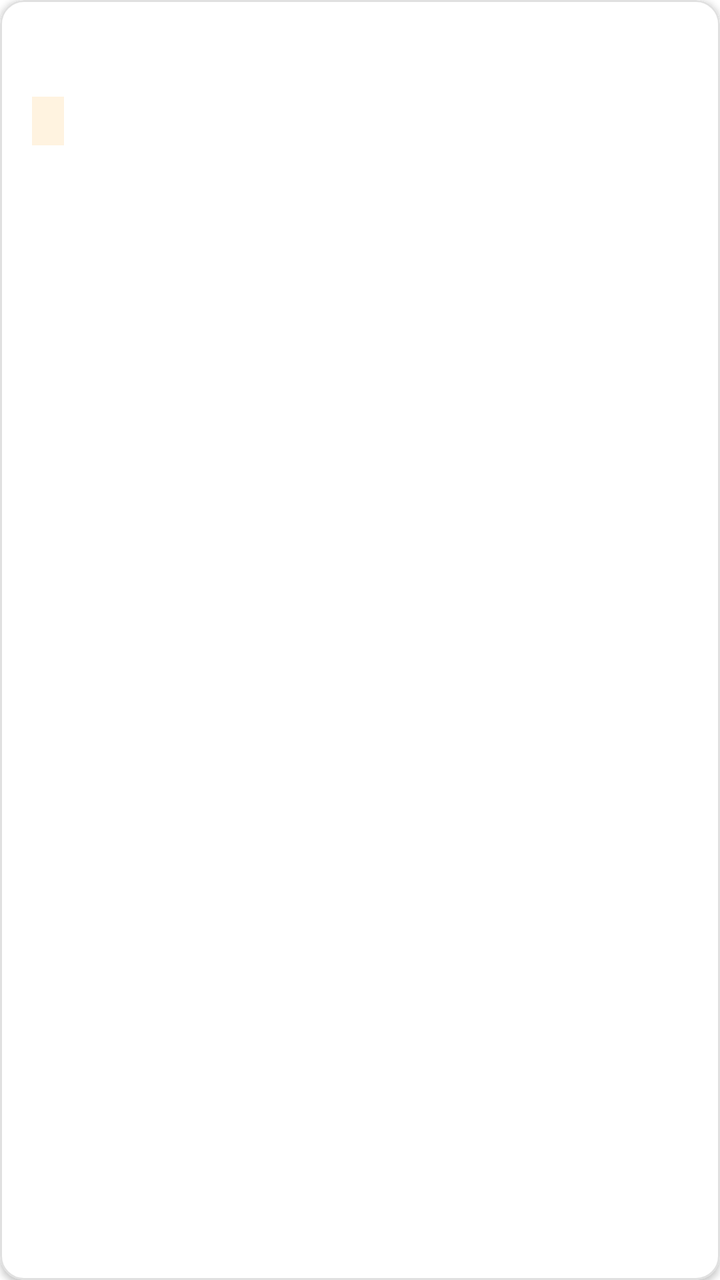
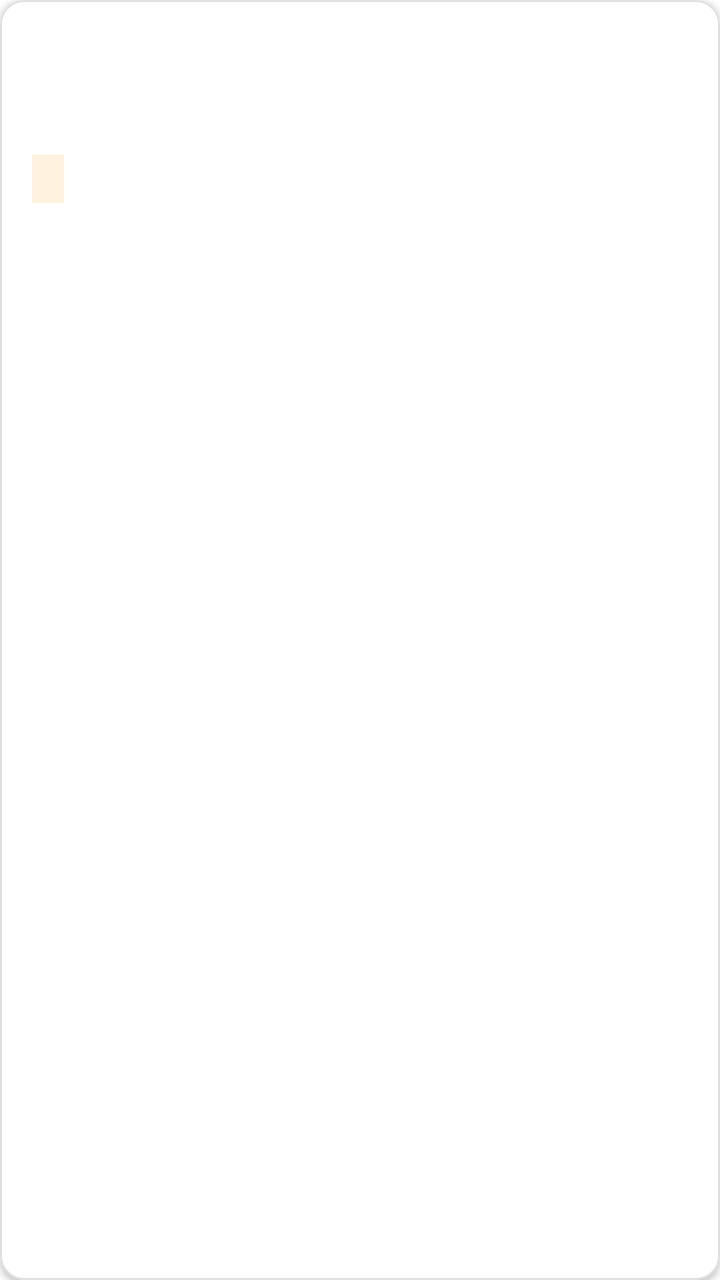

Screens rendered from an Android XML layout before and after an edit, with the pre-edit source and the edit as a unified diff.
<!-- AndroidManifest.xml: application theme Theme.RecipeApp -->
<!-- res/layout/list_item_recipe.xml -->
<?xml version="1.0" encoding="utf-8"?>
<com.google.android.material.card.MaterialCardView
    xmlns:android="http://schemas.android.com/apk/res/android"
    xmlns:app="http://schemas.android.com/apk/res-auto"
    android:layout_width="match_parent"
    android:layout_height="wrap_content"
    android:layout_marginHorizontal="8dp"
    android:layout_marginVertical="6dp"
    app:cardCornerRadius="12dp"
    app:cardElevation="2dp"
    app:strokeWidth="1dp"
    app:strokeColor="#E0E0E0">

    <LinearLayout
        android:layout_width="match_parent"
        android:layout_height="wrap_content"
        android:orientation="vertical"
        android:padding="16dp"
        android:background="#FFFFFF">

        <TextView
            android:id="@+id/recipeName"
            android:layout_width="match_parent"
            android:layout_height="wrap_content"
            android:textSize="18sp"
            android:textStyle="bold"
            android:textColor="#333333" />

        <LinearLayout
            android:layout_width="match_parent"
            android:layout_height="wrap_content"
            android:orientation="horizontal"
            android:layout_marginTop="8dp">

            <TextView
                android:id="@+id/recipeCategory"
                android:layout_width="wrap_content"
                android:layout_height="wrap_content"
                android:background="#FFF3E0"
                android:textColor="#E64A19"
                android:paddingHorizontal="8dp"
                android:paddingVertical="4dp"
                android:textSize="12sp"
                android:textStyle="bold" />

            <View
                android:layout_width="0dp"
                android:layout_height="0dp"
                android:layout_weight="1" />

            <TextView
                android:id="@+id/recipeCalories"
                android:layout_width="wrap_content"
                android:layout_height="wrap_content"
                android:textColor="#757575"
                android:textSize="14sp"
                android:textStyle="italic" />
        </LinearLayout>
    </LinearLayout>
</com.google.android.material.card.MaterialCardView>
<!-- resources referenced by this layout -->
<resources>
  <style name="Theme.RecipeApp" parent="Theme.MaterialComponents.DayNight.DarkActionBar">
          <item name="colorPrimary">@color/primary</item>
          <item name="colorPrimaryVariant">@color/primary_dark</item>
          <item name="colorOnPrimary">@color/white</item>
      </style>
  <color name="primary">#E64A19</color>
  <color name="primary_dark">#D84315</color>
  <color name="white">#FFFFFF</color>
</resources>

<!-- the commit's change to res/layout/list_item_recipe.xml (unified diff, before → after) -->
@@ -26,11 +26,20 @@
             android:textStyle="bold"
             android:textColor="#333333" />
 
+        
+        <TextView
+            android:id="@+id/recipeIngredients"
+            android:layout_width="match_parent"
+            android:layout_height="wrap_content"
+            android:layout_marginTop="6dp"
+            android:textSize="14sp"
+            android:textColor="#666666" />
+
         <LinearLayout
             android:layout_width="match_parent"
             android:layout_height="wrap_content"
             android:orientation="horizontal"
-            android:layout_marginTop="8dp">
+            android:layout_marginTop="12dp">
 
             <TextView
                 android:id="@+id/recipeCategory"
